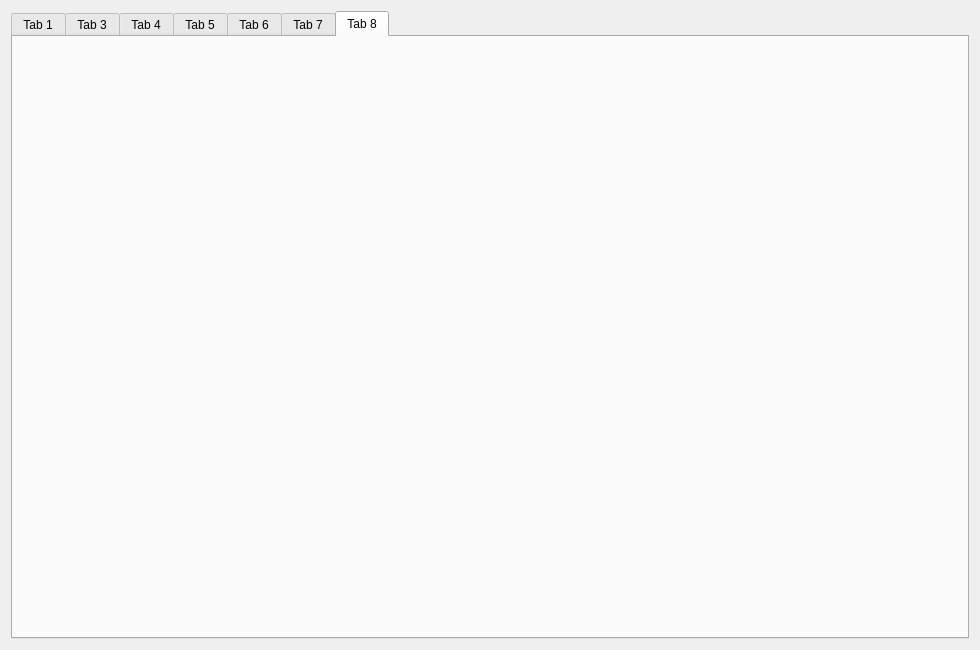
Downxv/QT, file widget.ui: the form before one commit.
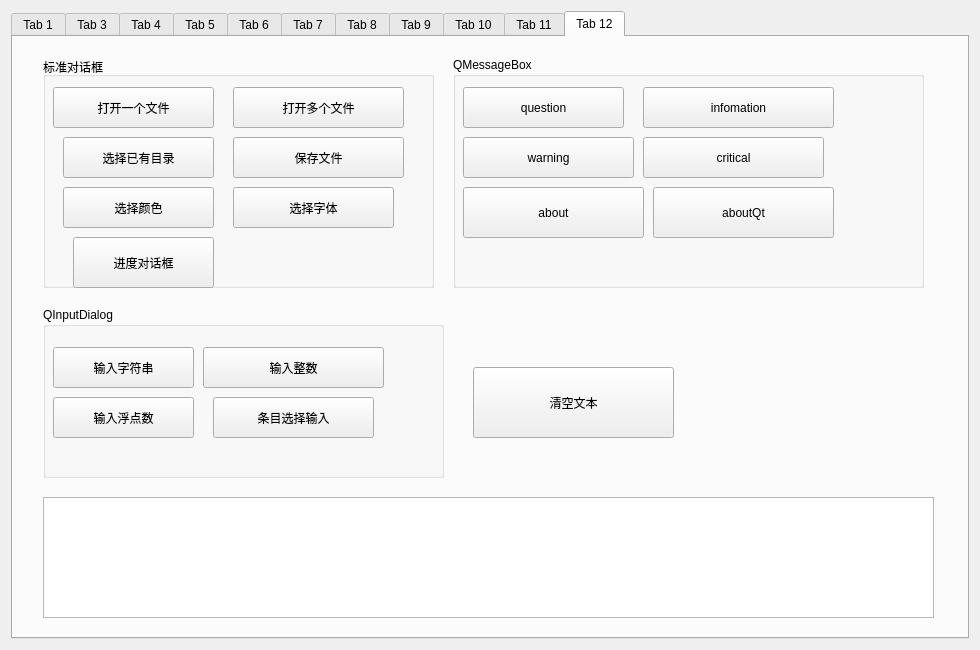
The form after the commit. Icons and pictures are not drawn.

```diff
--- a/widget.ui
+++ b/widget.ui
@@ -33,7 +33,7 @@
    <item>
     <widget class="QTabWidget" name="tabWidget">
      <property name="currentIndex">
-      <number>6</number>
+      <number>10</number>
      </property>
      <widget class="QWidget" name="tab">
       <attribute name="title">
@@ -1183,6 +1183,446 @@
       <attribute name="title">
        <string>Tab 8</string>
       </attribute>
+      <widget class="QListWidget" name="listWidget_3">
+       <property name="geometry">
+        <rect>
+         <x>30</x>
+         <y>20</y>
+         <width>411</width>
+         <height>491</height>
+        </rect>
+       </property>
+       <item>
+        <property name="text">
+         <string>sd</string>
+        </property>
+        <property name="flags">
+         <set>ItemIsSelectable|ItemIsEditable|ItemIsDragEnabled|ItemIsUserCheckable|ItemIsEnabled</set>
+        </property>
+       </item>
+       <item>
+        <property name="text">
+         <string>df</string>
+        </property>
+       </item>
+      </widget>
+      <widget class="QPushButton" name="pushButton_14">
+       <property name="geometry">
+        <rect>
+         <x>520</x>
+         <y>50</y>
+         <width>101</width>
+         <height>29</height>
+        </rect>
+       </property>
+       <property name="text">
+        <string>清空列表</string>
+       </property>
+      </widget>
+      <widget class="QPushButton" name="pushButton_15">
+       <property name="geometry">
+        <rect>
+         <x>720</x>
+         <y>50</y>
+         <width>101</width>
+         <height>29</height>
+        </rect>
+       </property>
+       <property name="text">
+        <string>初始化列表</string>
+       </property>
+      </widget>
+     </widget>
+     <widget class="QWidget" name="tab_8">
+      <attribute name="title">
+       <string>Tab 9</string>
+      </attribute>
+      <widget class="QTreeWidget" name="treeWidget_2">
+       <property name="geometry">
+        <rect>
+         <x>10</x>
+         <y>10</y>
+         <width>451</width>
+         <height>571</height>
+        </rect>
+       </property>
+       <column>
+        <property name="text">
+         <string>节点</string>
+        </property>
+       </column>
+       <column>
+        <property name="text">
+         <string>类型</string>
+        </property>
+       </column>
+      </widget>
+      <widget class="QPushButton" name="pushButton_16">
+       <property name="geometry">
+        <rect>
+         <x>510</x>
+         <y>40</y>
+         <width>101</width>
+         <height>29</height>
+        </rect>
+       </property>
+       <property name="text">
+        <string>初始化</string>
+       </property>
+      </widget>
+     </widget>
+     <widget class="QWidget" name="tab_9">
+      <attribute name="title">
+       <string>Tab 10</string>
+      </attribute>
+      <widget class="QPushButton" name="pushButton_17">
+       <property name="geometry">
+        <rect>
+         <x>30</x>
+         <y>30</y>
+         <width>201</width>
+         <height>111</height>
+        </rect>
+       </property>
+       <property name="font">
+        <font>
+         <pointsize>20</pointsize>
+        </font>
+       </property>
+       <property name="text">
+        <string>movable
+WSAD</string>
+       </property>
+      </widget>
+      <widget class="QLabel" name="label_5">
+       <property name="geometry">
+        <rect>
+         <x>40</x>
+         <y>190</y>
+         <width>191</width>
+         <height>91</height>
+        </rect>
+       </property>
+       <property name="font">
+        <font>
+         <pointsize>20</pointsize>
+        </font>
+       </property>
+       <property name="text">
+        <string>鼠标左键</string>
+       </property>
+      </widget>
+     </widget>
+     <widget class="QWidget" name="tab_10">
+      <attribute name="title">
+       <string>Tab 11</string>
+      </attribute>
+      <widget class="QLabel" name="label_6">
+       <property name="geometry">
+        <rect>
+         <x>160</x>
+         <y>60</y>
+         <width>651</width>
+         <height>451</height>
+        </rect>
+       </property>
+       <property name="font">
+        <font>
+         <pointsize>20</pointsize>
+        </font>
+       </property>
+       <property name="text">
+        <string>拖拽一个png进来</string>
+       </property>
+      </widget>
+     </widget>
+     <widget class="QWidget" name="tab_11">
+      <attribute name="title">
+       <string>Tab 12</string>
+      </attribute>
+      <widget class="QGroupBox" name="groupBox_9">
+       <property name="geometry">
+        <rect>
+         <x>30</x>
+         <y>20</y>
+         <width>391</width>
+         <height>231</height>
+        </rect>
+       </property>
+       <property name="title">
+        <string>标准对话框</string>
+       </property>
+       <widget class="QPushButton" name="pushButton_18">
+        <property name="geometry">
+         <rect>
+          <x>10</x>
+          <y>30</y>
+          <width>161</width>
+          <height>41</height>
+         </rect>
+        </property>
+        <property name="text">
+         <string>打开一个文件</string>
+        </property>
+       </widget>
+       <widget class="QPushButton" name="pushButton_19">
+        <property name="geometry">
+         <rect>
+          <x>190</x>
+          <y>30</y>
+          <width>171</width>
+          <height>41</height>
+         </rect>
+        </property>
+        <property name="text">
+         <string>打开多个文件</string>
+        </property>
+       </widget>
+       <widget class="QPushButton" name="pushButton_20">
+        <property name="geometry">
+         <rect>
+          <x>20</x>
+          <y>80</y>
+          <width>151</width>
+          <height>41</height>
+         </rect>
+        </property>
+        <property name="text">
+         <string>选择已有目录</string>
+        </property>
+       </widget>
+       <widget class="QPushButton" name="pushButton_21">
+        <property name="geometry">
+         <rect>
+          <x>190</x>
+          <y>80</y>
+          <width>171</width>
+          <height>41</height>
+         </rect>
+        </property>
+        <property name="text">
+         <string>保存文件</string>
+        </property>
+       </widget>
+       <widget class="QPushButton" name="pushButton_22">
+        <property name="geometry">
+         <rect>
+          <x>20</x>
+          <y>130</y>
+          <width>151</width>
+          <height>41</height>
+         </rect>
+        </property>
+        <property name="text">
+         <string>选择颜色</string>
+        </property>
+       </widget>
+       <widget class="QPushButton" name="pushButton_23">
+        <property name="geometry">
+         <rect>
+          <x>190</x>
+          <y>130</y>
+          <width>161</width>
+          <height>41</height>
+         </rect>
+        </property>
+        <property name="text">
+         <string>选择字体</string>
+        </property>
+       </widget>
+       <widget class="QPushButton" name="pushButton_24">
+        <property name="geometry">
+         <rect>
+          <x>30</x>
+          <y>180</y>
+          <width>141</width>
+          <height>51</height>
+         </rect>
+        </property>
+        <property name="text">
+         <string>进度对话框</string>
+        </property>
+       </widget>
+      </widget>
+      <widget class="QGroupBox" name="groupBox_10">
+       <property name="geometry">
+        <rect>
+         <x>440</x>
+         <y>20</y>
+         <width>471</width>
+         <height>231</height>
+        </rect>
+       </property>
+       <property name="title">
+        <string>QMessageBox</string>
+       </property>
+       <widget class="QPushButton" name="pushButton_25">
+        <property name="geometry">
+         <rect>
+          <x>10</x>
+          <y>30</y>
+          <width>161</width>
+          <height>41</height>
+         </rect>
+        </property>
+        <property name="text">
+         <string>question</string>
+        </property>
+       </widget>
+       <widget class="QPushButton" name="pushButton_26">
+        <property name="geometry">
+         <rect>
+          <x>190</x>
+          <y>30</y>
+          <width>191</width>
+          <height>41</height>
+         </rect>
+        </property>
+        <property name="text">
+         <string>infomation</string>
+        </property>
+       </widget>
+       <widget class="QPushButton" name="pushButton_27">
+        <property name="geometry">
+         <rect>
+          <x>10</x>
+          <y>80</y>
+          <width>171</width>
+          <height>41</height>
+         </rect>
+        </property>
+        <property name="text">
+         <string>warning</string>
+        </property>
+       </widget>
+       <widget class="QPushButton" name="pushButton_28">
+        <property name="geometry">
+         <rect>
+          <x>190</x>
+          <y>80</y>
+          <width>181</width>
+          <height>41</height>
+         </rect>
+        </property>
+        <property name="text">
+         <string>critical</string>
+        </property>
+       </widget>
+       <widget class="QPushButton" name="pushButton_29">
+        <property name="geometry">
+         <rect>
+          <x>10</x>
+          <y>130</y>
+          <width>181</width>
+          <height>51</height>
+         </rect>
+        </property>
+        <property name="text">
+         <string>about</string>
+        </property>
+       </widget>
+       <widget class="QPushButton" name="pushButton_30">
+        <property name="geometry">
+         <rect>
+          <x>200</x>
+          <y>130</y>
+          <width>181</width>
+          <height>51</height>
+         </rect>
+        </property>
+        <property name="text">
+         <string>aboutQt</string>
+        </property>
+       </widget>
+      </widget>
+      <widget class="QGroupBox" name="groupBox_11">
+       <property name="geometry">
+        <rect>
+         <x>30</x>
+         <y>270</y>
+         <width>401</width>
+         <height>171</height>
+        </rect>
+       </property>
+       <property name="title">
+        <string>QInputDialog</string>
+       </property>
+       <widget class="QPushButton" name="pushButton_31">
+        <property name="geometry">
+         <rect>
+          <x>10</x>
+          <y>40</y>
+          <width>141</width>
+          <height>41</height>
+         </rect>
+        </property>
+        <property name="text">
+         <string>输入字符串</string>
+        </property>
+       </widget>
+       <widget class="QPushButton" name="pushButton_32">
+        <property name="geometry">
+         <rect>
+          <x>160</x>
+          <y>40</y>
+          <width>181</width>
+          <height>41</height>
+         </rect>
+        </property>
+        <property name="text">
+         <string>输入整数</string>
+        </property>
+       </widget>
+       <widget class="QPushButton" name="pushButton_33">
+        <property name="geometry">
+         <rect>
+          <x>10</x>
+          <y>90</y>
+          <width>141</width>
+          <height>41</height>
+         </rect>
+        </property>
+        <property name="text">
+         <string>输入浮点数</string>
+        </property>
+       </widget>
+       <widget class="QPushButton" name="pushButton_34">
+        <property name="geometry">
+         <rect>
+          <x>170</x>
+          <y>90</y>
+          <width>161</width>
+          <height>41</height>
+         </rect>
+        </property>
+        <property name="text">
+         <string>条目选择输入</string>
+        </property>
+       </widget>
+      </widget>
+      <widget class="QPlainTextEdit" name="plainTextEdit_4">
+       <property name="geometry">
+        <rect>
+         <x>30</x>
+         <y>460</y>
+         <width>891</width>
+         <height>121</height>
+        </rect>
+       </property>
+      </widget>
+      <widget class="QPushButton" name="pushButton_35">
+       <property name="geometry">
+        <rect>
+         <x>460</x>
+         <y>330</y>
+         <width>201</width>
+         <height>71</height>
+        </rect>
+       </property>
+       <property name="text">
+        <string>清空文本</string>
+       </property>
+      </widget>
      </widget>
     </widget>
    </item>
```
Left out of the diff: 35 changed lines with no effect on the pictures.
